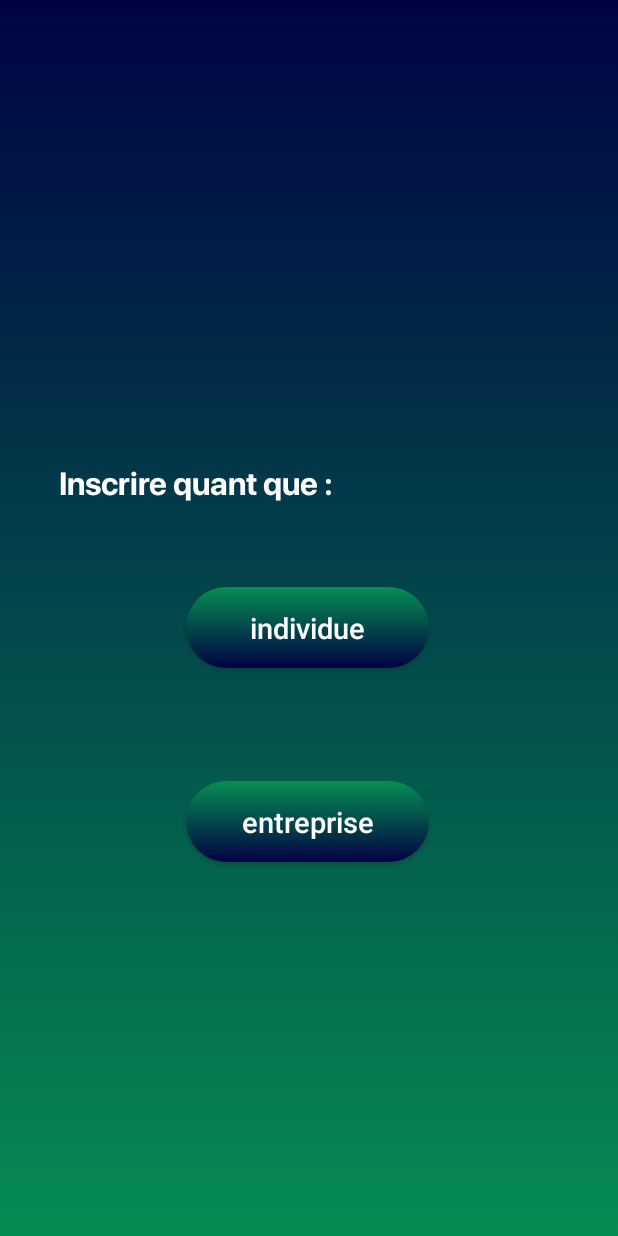
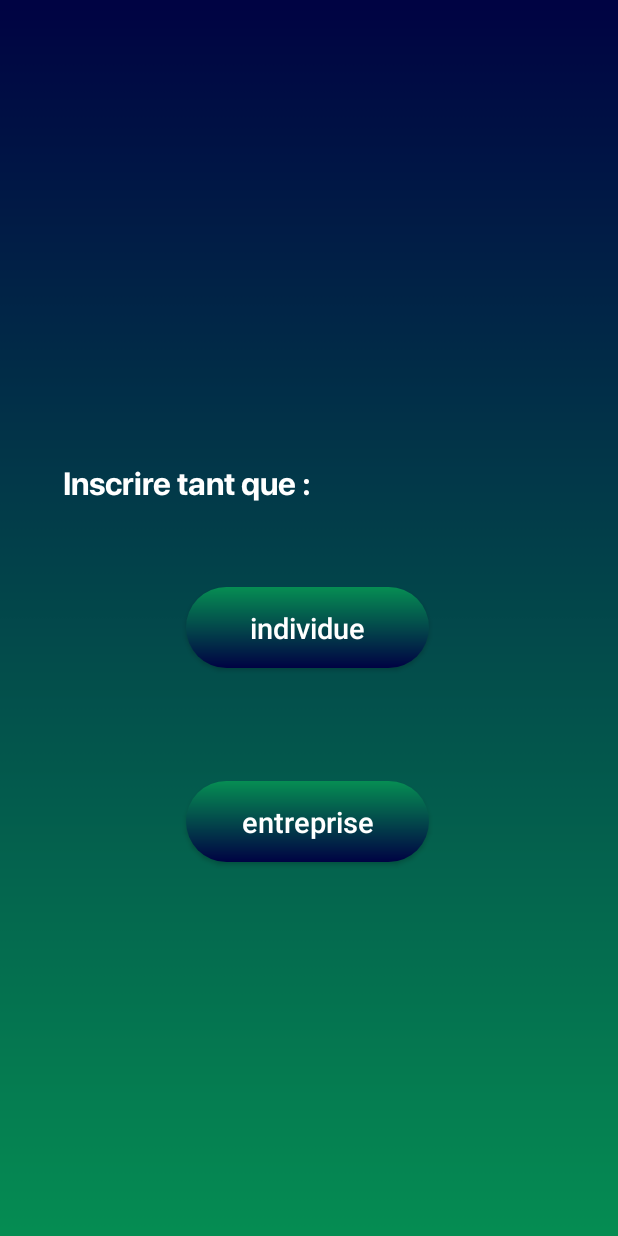
Before and after one commit to chahrazed29/Alpha1, an Android app: the IndEntActivity screen opened directly, with no data from a screen before it, on a phone screen of 412 x 824 dp. Run offline under Robolectric (Android 15) with nearby library versions, the phone set to English and light mode, and no system bars.

Commit message:
Modified MainActivity

```diff
--- a/app/src/main/res/layout/activity_ind_ent.xml
+++ b/app/src/main/res/layout/activity_ind_ent.xml
@@ -45,7 +45,7 @@
         android:layout_width="wrap_content"
         android:layout_height="wrap_content"
         android:fontFamily="@font/bold"
-        android:text="Inscrire quant que :"
+        android:text="Inscrire tant que :"
         android:textColor="@color/white"
         android:textSize="21dp"
         app:layout_constraintBottom_toTopOf="@+id/buttonInd"
```
